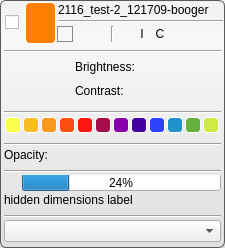
Qt form src/Interface/AppInterface/LayerWidget.ui (SCIInstitute/Seg3D) before a commit.
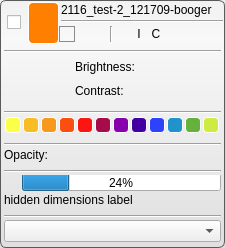
The same form after that commit. Icons and pictures are not drawn.

Diff of the .ui file:
```diff
--- a/src/Interface/AppInterface/LayerWidget.ui
+++ b/src/Interface/AppInterface/LayerWidget.ui
@@ -33,8 +33,8 @@
 }
 
 QToolButton#colorChooseButton_{
-  background-color: qlineargradient(spread:pad, x1:0, y1:0, x2:1, y2:1, stop:0.512563 rgba(255, 255, 255, 0));
-  border: 1px solid qlineargradient(spread:pad, x1:0, y1:0, x2:1, y2:1, stop:0.512563 rgba(255, 255, 255, 0));
+  background-color: rgba(0, 0, 0, 0);
+  border: 1px solid rgba(0, 0, 0, 0);
   border-radius: 4px;
   color: white;
 }
@@ -69,8 +69,8 @@
 /* Buttons */
 
 QToolButton#lock_button_{
-  background-color: qlineargradient(spread:pad, x1:0, y1:0, x2:1, y2:1, stop:0.512563 rgba(255, 255, 255, 0));
-  border: 1px solid qlineargradient(spread:pad, x1:0, y1:0, x2:1, y2:1, stop:0.512563 rgba(255, 255, 255, 0));
+  background-color: rgba(0, 0, 0, 0);
+  border: 1px solid rgba(0, 0, 0, 0);
 }
 QToolButton#lock_button_:pressed{
   background-color: qlineargradient(spread:pad, x1:0, y1:0, x2:1, y2:1, stop:0.512563 rgba(255, 255, 255, 0));
@@ -78,14 +78,14 @@
   margin:0;
 }
 QToolButton#lock_button_:checked{
-  background-color: qlineargradient(spread:pad, x1:0, y1:0, x2:1, y2:1, stop:0.512563 rgba(255, 255, 255, 0));
+  background-color: rgba(0, 0, 0, 0);
   border: 1px solid rgb(139, 139, 139);
   margin:0;
 }
 
 QToolButton#opacity_button_{
-  background-color: qlineargradient(spread:pad, x1:0, y1:0, x2:1, y2:1, stop:0.512563 rgba(255, 255, 255, 0));
-  border: 1px solid qlineargradient(spread:pad, x1:0, y1:0, x2:1, y2:1, stop:0.512563 rgba(255, 255, 255, 0));
+  background-color: rgba(0, 0, 0, 0);
+  border: 1px solid rgba(0, 0, 0, 0);
 }
 QToolButton#opacity_button_:pressed{
   background-color: qlineargradient(spread:pad, x1:0, y1:0, x2:1, y2:1, stop:0.512563 rgba(255, 255, 255, 0));
@@ -93,14 +93,14 @@
   margin:0;
 }
 QToolButton#opacity_button_:checked{
-  background-color: qlineargradient(spread:pad, x1:0, y1:0, x2:1, y2:1, stop:0.512563 rgba(255, 255, 255, 0));
+  background-color: rgba(0, 0, 0, 0);
   border: 1px solid rgb(139, 139, 139);
   margin:0;
 }
 
 QToolButton#brightness_contrast_button_{
-  background-color: qlineargradient(spread:pad, x1:0, y1:0, x2:1, y2:1, stop:0.512563 rgba(255, 255, 255, 0));
-  border: 1px solid qlineargradient(spread:pad, x1:0, y1:0, x2:1, y2:1, stop:0.512563 rgba(255, 255, 255, 0));
+  background-color: rgba(0, 0, 0, 0);
+  border: 1px solid rgba(0, 0, 0, 0);
 }
 QToolButton#brightness_contrast_button_:pressed{
   background-color: qlineargradient(spread:pad, x1:0, y1:0, x2:1, y2:1, stop:0.512563 rgba(255, 255, 255, 0));
@@ -108,14 +108,14 @@
   margin:0;
 }
 QToolButton#brightness_contrast_button_:checked{
-  background-color: qlineargradient(spread:pad, x1:0, y1:0, x2:1, y2:1, stop:0.512563 rgba(255, 255, 255, 0));
+  background-color: rgba(0, 0, 0, 0);
   border: 1px solid rgb(139, 139, 139);
   margin:0;
 }
 
 QToolButton#visibility_button_{
-  background-color: qlineargradient(spread:pad, x1:0, y1:0, x2:1, y2:1, stop:0.512563 rgba(255, 255, 255, 0));
-  border: 1px solid qlineargradient(spread:pad, x1:0, y1:0, x2:1, y2:1, stop:0.512563 rgba(255, 255, 255, 0));
+  background-color: rgba(0, 0, 0, 0);
+  border: 1px solid rgba(0, 0, 0, 0);
 }
 QToolButton#visibility_button_:pressed{
   background-color: qlineargradient(spread:pad, x1:0, y1:0, x2:1, y2:1, stop:0.512563 rgba(255, 255, 255, 0));
@@ -123,14 +123,14 @@
   margin:0;
 }
 QToolButton#visibility_button_:checked{
-  background-color: qlineargradient(spread:pad, x1:0, y1:0, x2:1, y2:1, stop:0.512563 rgba(255, 255, 255, 0));
+  background-color: rgba(0, 0, 0, 0);
   border: 1px solid rgb(139, 139, 139);
   margin:0;
 }
 
 QToolButton#iso_surface_button_{
-  background-color: qlineargradient(spread:pad, x1:0, y1:0, x2:1, y2:1, stop:0.512563 rgba(255, 255, 255, 0));
-  border: 1px solid qlineargradient(spread:pad, x1:0, y1:0, x2:1, y2:1, stop:0.512563 rgba(255, 255, 255, 0));
+  background-color: rgba(0, 0, 0, 0);
+  border: 1px solid rgba(0, 0, 0, 0);
 }
 QToolButton#iso_surface_button_:pressed{
   background-color: qlineargradient(spread:pad, x1:0, y1:0, x2:1, y2:1, stop:0.512563 rgba(255, 255, 255, 0));
@@ -138,14 +138,14 @@
   margin:0;
 }
 QToolButton#iso_surface_button_:checked{
-  background-color: qlineargradient(spread:pad, x1:0, y1:0, x2:1, y2:1, stop:0.512563 rgba(255, 255, 255, 0));
+  background-color: rgba(0, 0, 0, 0);
   border: 1px solid rgb(139, 139, 139);
   margin:0;
 }
 
 QToolButton#compute_iso_surface_button_{
-  background-color: qlineargradient(spread:pad, x1:0, y1:0, x2:1, y2:1, stop:0.512563 rgba(255, 255, 255, 0));
-  border: 1px solid qlineargradient(spread:pad, x1:0, y1:0, x2:1, y2:1, stop:0.512563 rgba(255, 255, 255, 0));
+  background-color: rgba(0, 0, 0, 0);
+  border: 1px solid rgba(0, 0, 0, 0);
 }
 QToolButton#compute_iso_surface_button_:pressed{
   background-color: qlineargradient(spread:pad, x1:0, y1:0, x2:1, y2:1, stop:0.512563 rgba(255, 255, 255, 0));
@@ -153,14 +153,14 @@
   margin:0;
 }
 QToolButton#compute_iso_surface_button_:checked{
-  background-color: qlineargradient(spread:pad, x1:0, y1:0, x2:1, y2:1, stop:0.512563 rgba(255, 255, 255, 0));
+  background-color: rgba(0, 0, 0, 0);
   border: 1px solid rgb(139, 139, 139);
   margin:0;
 }
 
 QToolButton#fill_border_button_{
-  background-color: qlineargradient(spread:pad, x1:0, y1:0, x2:1, y2:1, stop:0.512563 rgba(255, 255, 255, 0));
-  border: 1px solid qlineargradient(spread:pad, x1:0, y1:0, x2:1, y2:1, stop:0.512563 rgba(255, 255, 255, 0));
+  background-color: rgba(0, 0, 0, 0);
+  border: 1px solid rgba(0, 0, 0, 0);
 }
 QToolButton#fill_border_button_:pressed{
   background-color: qlineargradient(spread:pad, x1:0, y1:0, x2:1, y2:1, stop:0.512563 rgba(255, 255, 255, 0));
@@ -168,14 +168,14 @@
   margin:0;
 }
 QToolButton#fill_border_button_:checked{
-  background-color: qlineargradient(spread:pad, x1:0, y1:0, x2:1, y2:1, stop:0.512563 rgba(255, 255, 255, 0));
+  background-color: rgba(0, 0, 0, 0);
   border: 1px solid rgb(139, 139, 139);
   margin:0;
 }
 
 QToolButton#fill_border_button_{
-  background-color: qlineargradient(spread:pad, x1:0, y1:0, x2:1, y2:1, stop:0.512563 rgba(255, 255, 255, 0));
-  border: 1px solid qlineargradient(spread:pad, x1:0, y1:0, x2:1, y2:1, stop:0.512563 rgba(255, 255, 255, 0));
+  background-color: rgba(0, 0, 0, 0);
+  border: 1px solid rgba(0, 0, 0, 0);
 }
 QToolButton#fill_border_button_:pressed{
   background-color: qlineargradient(spread:pad, x1:0, y1:0, x2:1, y2:1, stop:0.512563 rgba(255, 255, 255, 0));
@@ -183,14 +183,14 @@
   margin:0;
 }
 QToolButton#fill_border_button_:checked{
-  background-color: qlineargradient(spread:pad, x1:0, y1:0, x2:1, y2:1, stop:0.512563 rgba(255, 255, 255, 0));
+  background-color: rgba(0, 0, 0, 0);
   border: 1px solid rgb(139, 139, 139);
   margin:0;
 }
 
 QToolButton#volume_rendered_button_{
-  background-color: qlineargradient(spread:pad, x1:0, y1:0, x2:1, y2:1, stop:0.512563 rgba(255, 255, 255, 0));
-  border: 1px solid qlineargradient(spread:pad, x1:0, y1:0, x2:1, y2:1, stop:0.512563 rgba(255, 255, 255, 0));
+  background-color: rgba(0, 0, 0, 0);
+  border: 1px solid rgba(0, 0, 0, 0);
 }
 QToolButton#volume_rendered_button_:pressed{
   background-color: qlineargradient(spread:pad, x1:0, y1:0, x2:1, y2:1, stop:0.512563 rgba(255, 255, 255, 0));
@@ -198,14 +198,14 @@
   margin:0;
 }
 QToolButton#volume_rendered_button_:checked{
-  background-color: qlineargradient(spread:pad, x1:0, y1:0, x2:1, y2:1, stop:0.512563 rgba(255, 255, 255, 0));
+  background-color: rgba(0, 0, 0, 0);
   border: 1px solid rgb(139, 139, 139);
   margin:0;
 }
 
 QToolButton#color_button_{
-  background-color: qlineargradient(spread:pad, x1:0, y1:0, x2:1, y2:1, stop:0.512563 rgba(255, 255, 255, 0));
-  border: 1px solid qlineargradient(spread:pad, x1:0, y1:0, x2:1, y2:1, stop:0.512563 rgba(255, 255, 255, 0));
+  background-color: rgba(0, 0, 0, 0);
+  border: 1px solid rgba(0, 0, 0, 0);
 }
 QToolButton#color_button_:pressed{
   background-color: qlineargradient(spread:pad, x1:0, y1:0, x2:1, y2:1, stop:0.512563 rgba(255, 255, 255, 0));
@@ -213,15 +213,15 @@
   margin:0;
 }
 QToolButton#color_button_:checked{
-  background-color: qlineargradient(spread:pad, x1:0, y1:0, x2:1, y2:1, stop:0.512563 rgba(255, 255, 255, 0));
+  background-color: rgba(0, 0, 0, 0);
   border: 1px solid rgb(139, 139, 139);
   margin:0;
 }
 
 
 QToolButton#progress_cancel_button_{
-  background-color: qlineargradient(spread:pad, x1:0, y1:0, x2:1, y2:1, stop:0.512563 rgba(255, 255, 255, 0));
-  border: 1px solid qlineargradient(spread:pad, x1:0, y1:0, x2:1, y2:1, stop:0.512563 rgba(255, 255, 255, 0));
+  background-color: rgba(0, 0, 0, 0);
+  border: 1px solid rgba(0, 0, 0, 0);
 }
 QToolButton#progress_cancel_button_:pressed{
   background-color: qlineargradient(spread:pad, x1:0, y1:0, x2:1, y2:1, stop:0.512563 rgba(255, 255, 255, 0));
@@ -400,7 +400,7 @@
          <widget class="QWidget" name="checkbox_widget_" native="true">
           <property name="minimumSize">
            <size>
-            <width>23</width>
+            <width>26</width>
             <height>0</height>
            </size>
           </property>
```
Left out of the diff: 22 changed lines with no effect on the pictures.
